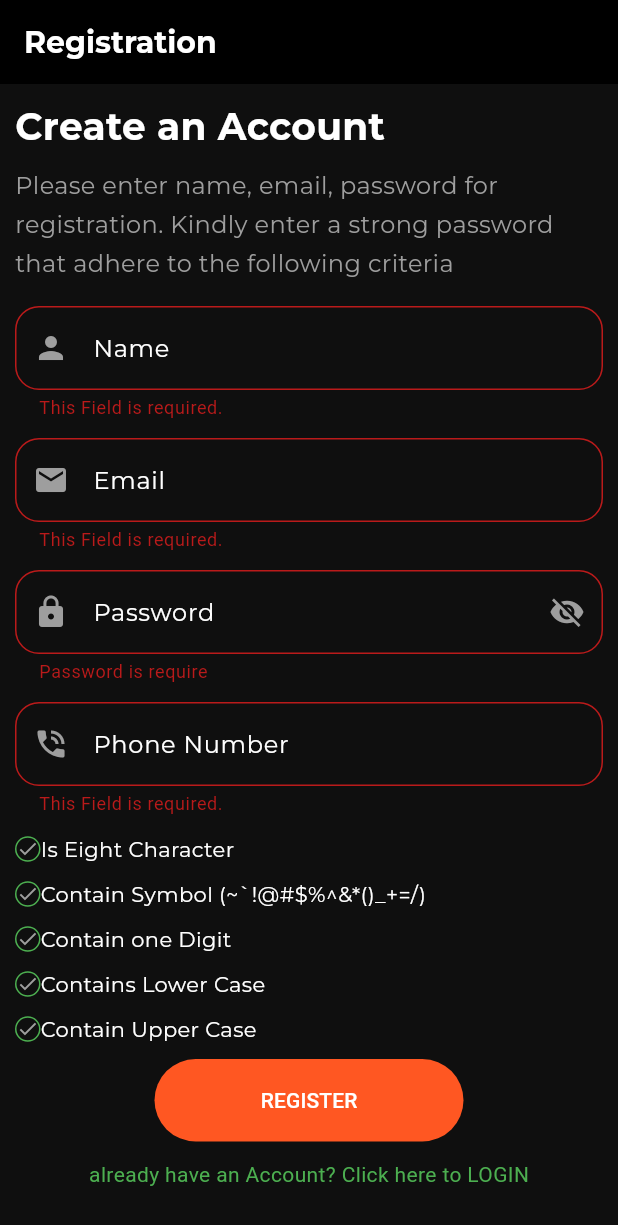
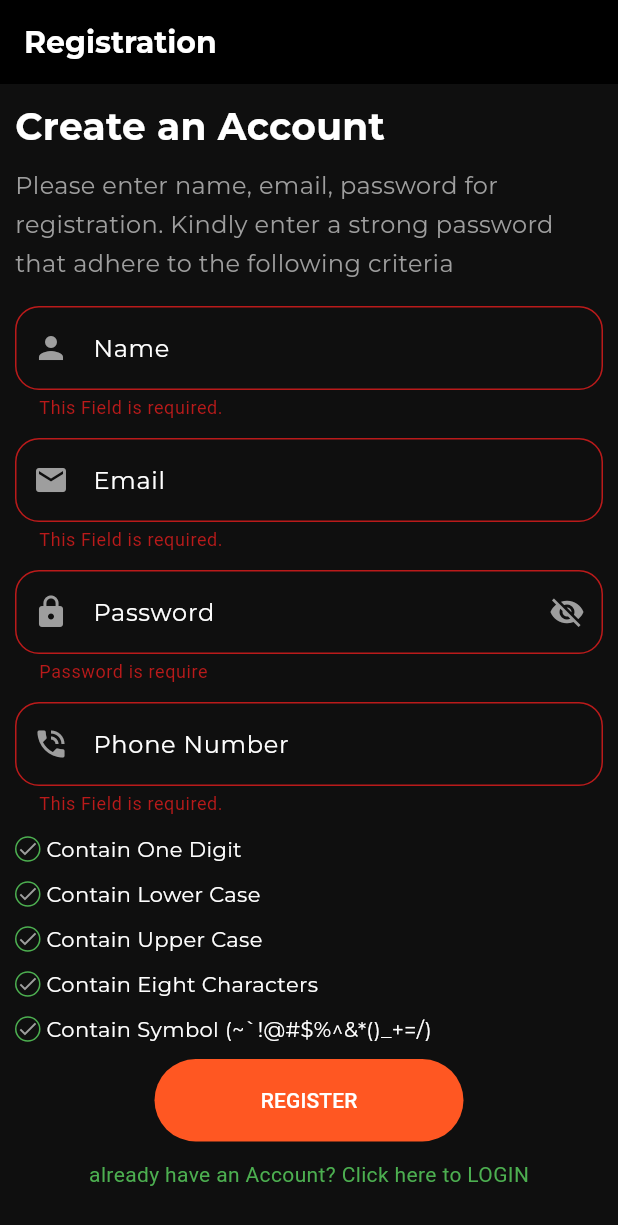
Before and after one commit to qaisershameer/nexus_resume_builder, a Flutter app: the SignupScreen screen opened directly, after a tap on "REGISTER", on a phone screen of 412 x 824 dp. Shown: the top 1225 px of the screen. Run offline on Flutter 3.47's test engine with Material 3 defaults, Android fonts, the phone set to English and light mode, and no system bars; our stand-ins replace google_fonts; network calls fail.

Commit message:
Mar 13 KBS

```diff
--- /dev/null
+++ b/lib/custom_widgets/checking_tiles.dart
@@ -0,0 +1,44 @@
+import 'package:flutter/material.dart';
+import '../styles/text_style.dart';
+
+class CheckingTile extends StatelessWidget {
+  const CheckingTile({
+    super.key,
+    required this.isCheck,
+    required this.title,
+  });
+
+  final bool isCheck;
+  final String title;
+
+  @override
+  Widget build(BuildContext context) {
+    return Row(
+      children: [
+        const SizedBox(
+          height: 10,
+        ),
+        AnimatedContainer(
+          duration: const Duration(microseconds: 800),
+          decoration: BoxDecoration(
+              color: isCheck ? Colors.green : Colors.transparent,
+              borderRadius: BorderRadius.circular(50),
+              border: Border.all(
+                  color: isCheck ? Colors.transparent : Colors.green)),
+          child: Icon(
+            Icons.check,
+            size: 15,
+            color: isCheck ? Colors.white : Colors.grey.shade500,
+          ),
+        ),
+        const SizedBox(
+          height: 10,
+        ),
+        Text(
+          title,
+          style: labelTextStyles,
+        ),
+      ],
+    );
+  }
+}
--- a/lib/main.dart
+++ b/lib/main.dart
@@ -16,6 +16,7 @@ class MyApp extends StatelessWidget {
         colorScheme: ColorScheme.fromSeed(seedColor: Colors.deepOrange),
         useMaterial3: true,
       ),
+      debugShowCheckedModeBanner: false,
       home: const HomeScreen(),
     );
   }
--- a/lib/screens/signup_screen.dart
+++ b/lib/screens/signup_screen.dart
@@ -1,4 +1,5 @@
 import 'package:flutter/material.dart';
+import '../custom_widgets/checking_tiles.dart';
 import '../custom_widgets/heading_section.dart';
 import '../styles/app_constants.dart';
 import '../styles/text_style.dart';
@@ -26,24 +27,24 @@ class _SignupScreenState extends State<SignupScreen> {
   bool isEightCharacter = false;
   bool hasSymbol = false;
   bool hasOneDigit = false;
+  bool hasLowerCase = false;
   bool hasUpperCase = false;
-  bool hasLowerCase = false;
 
-  RegExp symbolRegEx = RegExp(r'[~`!@#$%^&*()_+=/]');
+  RegExp symbolRegEx = RegExp(r'[~`!@#\$%^&*()_+=]');
   RegExp numericRegEx = RegExp(r'[0-9]');
   RegExp upperRegEx = RegExp(r'[A-Z]');
   RegExp lowerRegEx = RegExp(r'[a-z]');
 
   void passwordValidator(String password) {
     setState(() {
+      hasSymbol = false;
+      if (symbolRegEx.hasMatch(password)) {
+        hasSymbol = true;
+      }
+
       isEightCharacter = false;
       if (password.length >= 8) {
         isEightCharacter = true;
-      }
-
-      hasSymbol = false;
-      if (symbolRegEx.hasMatch(password)) {
-        hasSymbol = true;
       }
 
       hasOneDigit = false;
@@ -51,14 +52,14 @@ class _SignupScreenState extends State<SignupScreen> {
         hasOneDigit = true;
       }
 
+      hasLowerCase = false;
+      if (lowerRegEx.hasMatch(password)) {
+        hasLowerCase = true;
+      }
+
       hasUpperCase = false;
       if (upperRegEx.hasMatch(password)) {
         hasUpperCase = true;
-      }
-
-      hasLowerCase = false;
-      if (lowerRegEx.hasMatch(password)) {
-        hasLowerCase = true;
       }
     });
   }
@@ -71,8 +72,8 @@ class _SignupScreenState extends State<SignupScreen> {
     if (!isEightCharacter ||
         !hasSymbol ||
         !hasOneDigit ||
-        !hasUpperCase ||
-        !hasLowerCase) {
+        !hasLowerCase ||
+        !hasUpperCase) {
       return 'Password does not match the Password Criteria';
     }
     return null;
@@ -121,7 +122,6 @@ class _SignupScreenState extends State<SignupScreen> {
           child: SingleChildScrollView(
             child: Column(
               children: [
-
                 const HeadingSection(
                   heading: AppStrings.signUpHeadingText,
                   subHeading: AppStrings.signUpSubHeadingText,
@@ -280,36 +280,36 @@ class _SignupScreenState extends State<SignupScreen> {
                   height: 12,
                 ),
                 CheckingTile(
+                  isCheck: hasOneDigit,
+                  title: ' Contain One Digit',
+                ),
+                const SizedBox(
+                  height: 10,
+                ),
+                CheckingTile(
+                  isCheck: hasLowerCase,
+                  title: ' Contain Lower Case',
+                ),
+                const SizedBox(
+                  height: 10,
+                ),
+                CheckingTile(
+                  isCheck: hasUpperCase,
+                  title: ' Contain Upper Case',
+                ),
+                const SizedBox(
+                  height: 10,
+                ),
+                CheckingTile(
                   isCheck: isEightCharacter,
-                  title: 'Is Eight Character',
+                  title: ' Contain Eight Characters',
                 ),
                 const SizedBox(
                   height: 10,
                 ),
                 CheckingTile(
                   isCheck: hasSymbol,
-                  title: 'Contain Symbol (~`!@#\$%^&*()_+=/)',
-                ),
-                const SizedBox(
-                  height: 10,
-                ),
-                CheckingTile(
-                  isCheck: hasOneDigit,
-                  title: 'Contain one Digit',
-                ),
-                const SizedBox(
-                  height: 10,
-                ),
-                CheckingTile(
-                  isCheck: hasUpperCase,
-                  title: 'Contains Lower Case',
-                ),
-                const SizedBox(
-                  height: 10,
-                ),
-                CheckingTile(
-                  isCheck: hasLowerCase,
-                  title: 'Contain Upper Case',
+                  title: ' Contain Symbol (~`!@#\$%^&*()_+=/)',
                 ),
                 const SizedBox(
                   height: 10,
@@ -361,45 +361,3 @@ class _SignupScreenState extends State<SignupScreen> {
     );
   }
 }
-
-class CheckingTile extends StatelessWidget {
-  const CheckingTile({
-    super.key,
-    required this.isCheck,
-    required this.title,
-  });
-
-  final bool isCheck;
-  final String title;
-
-  @override
-  Widget build(BuildContext context) {
-    return Row(
-      children: [
-        const SizedBox(
-          height: 10,
-        ),
-        AnimatedContainer(
-          duration: const Duration(microseconds: 800),
-          decoration: BoxDecoration(
-              color: isCheck ? Colors.green : Colors.transparent,
-              borderRadius: BorderRadius.circular(50),
-              border: Border.all(
-                  color: isCheck ? Colors.transparent : Colors.green)),
-          child: Icon(
-            Icons.check,
-            size: 15,
-            color: isCheck ? Colors.white : Colors.grey.shade500,
-          ),
-        ),
-        const SizedBox(
-          height: 10,
-        ),
-        Text(
-          title,
-          style: labelTextStyles,
-        ),
-      ],
-    );
-  }
-}
--- /dev/null
+++ b/lib/styles/app_theme.dart
@@ -0,0 +1,5 @@
+import 'package:flutter/material.dart';
+class AppTheme {
+  static Color primary = Color(0xFF003366);
+  static Color secondary = Colors.blue;
+}
```
Also changed, not shown: lib/custom_widgets/app_text_form_field.dart (added, +58 -0 lines), lib/screens/multi_step_form.dart (added, +237 -0 lines), lib/screens/second_screen.dart (+29 -10 lines), lib/styles/text_style.dart (+10 -0 lines).
